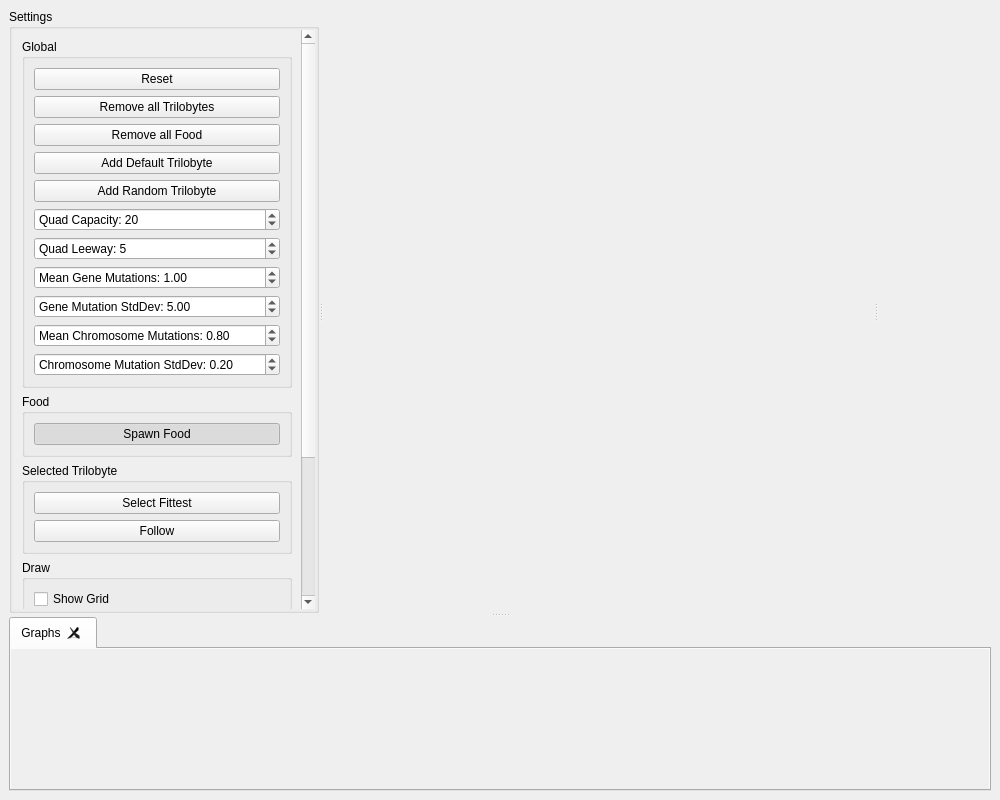
The window that src/MainWindow.ui (SebastianTroy/EoBE) describes before a commit, drawn with Qt 5.
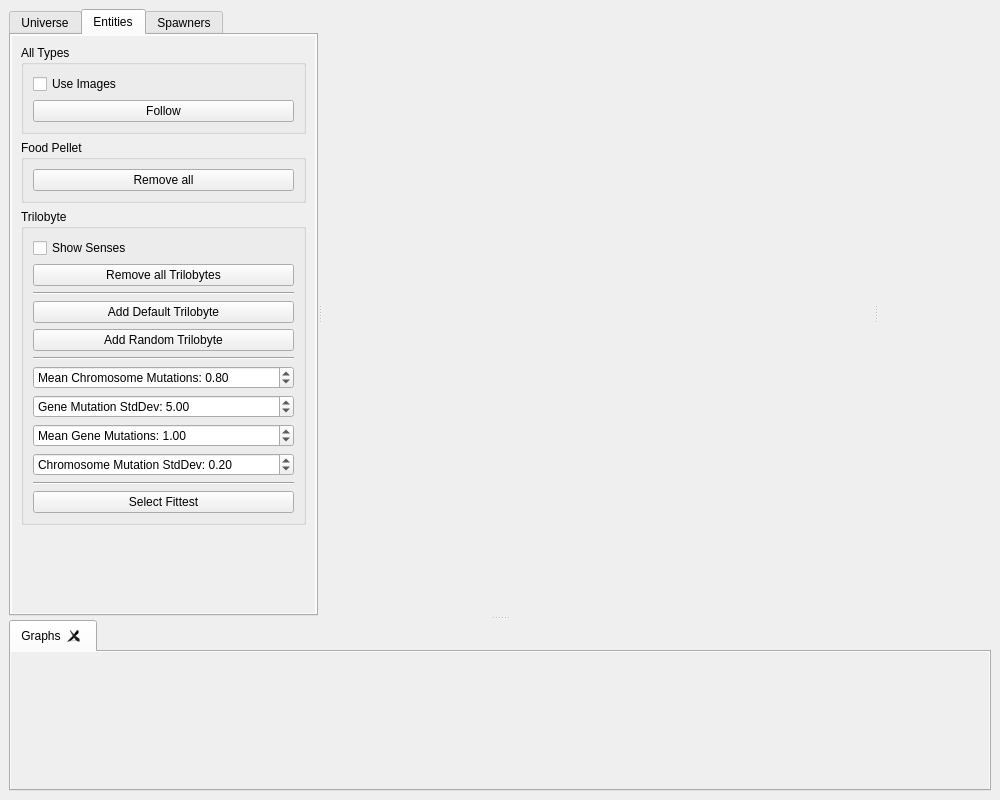
The same window after the commit. The open tabs and pages were chosen to show the change. Icons and pictures are not drawn. Custom widgets are drawn as their Qt base class.

Commit message: Updated the GUI to add tabs to the Settings panel

```diff
--- a/src/MainWindow.ui
+++ b/src/MainWindow.ui
@@ -30,10 +30,20 @@
        <property name="childrenCollapsible">
         <bool>false</bool>
        </property>
-       <widget class="QGroupBox" name="settingsPanel">
-        <property name="title">
-         <string>Settings</string>
+       <widget class="QTabWidget" name="settingsPanel">
+        <property name="sizePolicy">
+         <sizepolicy hsizetype="Preferred" vsizetype="Preferred">
+          <horstretch>0</horstretch>
+          <verstretch>0</verstretch>
+         </sizepolicy>
         </property>
+        <property name="currentIndex">
+         <number>0</number>
+        </property>
+        <widget class="QWidget" name="universeSettingsTab" native="true">
+         <attribute name="title">
+          <string>Universe</string>
+         </attribute>
         <layout class="QVBoxLayout" name="verticalLayout_4">
          <property name="spacing">
           <number>0</number>
@@ -61,8 +71,11 @@
            <property name="frameShape">
             <enum>QFrame::NoFrame</enum>
            </property>
-           <property name="verticalScrollBarPolicy">
-            <enum>Qt::ScrollBarAsNeeded</enum>
+            <property name="frameShadow">
+             <enum>QFrame::Plain</enum>
+            </property>
+            <property name="lineWidth">
+             <number>0</number>
            </property>
            <property name="horizontalScrollBarPolicy">
             <enum>Qt::ScrollBarAlwaysOff</enum>
@@ -74,67 +87,93 @@
             <property name="geometry">
              <rect>
               <x>0</x>
-              <y>-139</y>
-              <width>288</width>
-              <height>703</height>
+               <y>0</y>
+               <width>304</width>
+               <height>553</height>
              </rect>
             </property>
             <layout class="QVBoxLayout" name="verticalLayout_5">
+              <item>
+               <widget class="QGroupBox" name="groupBox">
+                <property name="title">
+                 <string>QuadTree</string>
+                </property>
+                <layout class="QVBoxLayout" name="verticalLayout_11">
+                 <item>
+                  <widget class="QPushButton" name="quadTreeHelpButton">
+                   <property name="text">
+                    <string>Explanation</string>
+                   </property>
+                  </widget>
+                 </item>
+                 <item>
+                  <widget class="QSpinBox" name="quadCapacitySpinner">
+                   <property name="prefix">
+                    <string>Quad Capacity: </string>
+                   </property>
+                   <property name="minimum">
+                    <number>0</number>
+                   </property>
+                   <property name="maximum">
+                    <number>500</number>
+                   </property>
+                   <property name="value">
+                    <number>20</number>
+                   </property>
+                  </widget>
+                 </item>
+                 <item>
+                  <widget class="QSpinBox" name="quadLeewaySpinner">
+                   <property name="prefix">
+                    <string>Quad Leeway: </string>
+                   </property>
+                   <property name="maximum">
+                    <number>500</number>
+                   </property>
+                   <property name="value">
+                    <number>5</number>
+                   </property>
+                  </widget>
+                 </item>
+                 <item>
+                  <widget class="QCheckBox" name="showGridCheckbox">
+                   <property name="text">
+                    <string>Show Grid</string>
+                   </property>
+                  </widget>
+                 </item>
+                </layout>
+               </widget>
+              </item>
+              <item>
+               <widget class="QGroupBox" name="groupBox_3">
+                <property name="title">
+                 <string>Performance</string>
+                </property>
+                <layout class="QVBoxLayout" name="verticalLayout">
+                 <item>
+                  <widget class="QCheckBox" name="showPaintAndTickFrequencyCheckbox">
+                   <property name="text">
+                    <string>Show Frame &amp;&amp; Tick rates</string>
+                   </property>
+                  </widget>
+                 </item>
+                 <item>
+                  <widget class="QCheckBox" name="showPaintAndTickDurationsCheckbox">
+                   <property name="text">
+                    <string>Show Frame &amp;&amp; Tick times</string>
+                   </property>
+                  </widget>
+                 </item>
+                </layout>
+               </widget>
+              </item>
              <item>
               <widget class="QGroupBox" name="globalSettingsGroup">
                <property name="title">
                 <string>Global</string>
                </property>
                <layout class="QGridLayout" name="gridLayout">
-                <item row="9" column="0">
-                 <widget class="QDoubleSpinBox" name="meanChromosomeMutationSpinBox">
-                  <property name="prefix">
-                   <string>Mean Chromosome Mutations: </string>
-                  </property>
-                  <property name="maximum">
-                   <double>20.000000000000000</double>
-                  </property>
-                  <property name="value">
-                   <double>0.800000000000000</double>
-                  </property>
-                 </widget>
-                </item>
-                <item row="3" column="0">
-                 <widget class="QPushButton" name="addDefaultTrilobyteButton">
-                  <property name="text">
-                   <string>Add Default Trilobyte</string>
-                  </property>
-                 </widget>
-                </item>
-                <item row="7" column="0">
-                 <widget class="QDoubleSpinBox" name="meanGeneMutationSpinBox">
-                  <property name="prefix">
-                   <string>Mean Gene Mutations: </string>
-                  </property>
-                  <property name="maximum">
-                   <double>20.000000000000000</double>
-                  </property>
-                  <property name="value">
-                   <double>1.000000000000000</double>
-                  </property>
-                 </widget>
-                </item>
-                <item row="8" column="0">
-                 <widget class="QDoubleSpinBox" name="geneMutationStdDevSpinBox">
-                  <property name="prefix">
-                   <string>Gene Mutation StdDev: </string>
-                  </property>
-                  <property name="maximum">
-                   <double>100.000000000000000</double>
-                  </property>
-                  <property name="singleStep">
-                   <double>0.100000000000000</double>
-                  </property>
-                  <property name="value">
-                   <double>5.000000000000000</double>
-                  </property>
-                 </widget>
-                </item>
                 <item row="0" column="0">
                  <widget class="QPushButton" name="resetAllButton">
                   <property name="text">
@@ -142,57 +181,208 @@
                   </property>
                  </widget>
                 </item>
-                <item row="1" column="0">
+                </layout>
+               </widget>
+              </item>
+              <item>
+               <spacer name="verticalSpacer">
+                <property name="orientation">
+                 <enum>Qt::Vertical</enum>
+                </property>
+                <property name="sizeHint" stdset="0">
+                 <size>
+                  <width>20</width>
+                  <height>40</height>
+                 </size>
+                </property>
+               </spacer>
+              </item>
+             </layout>
+            </widget>
+           </widget>
+          </item>
+         </layout>
+        </widget>
+        <widget class="QWidget" name="entitySettingsTab">
+         <attribute name="title">
+          <string>Entities</string>
+         </attribute>
+         <layout class="QVBoxLayout" name="verticalLayout_10">
+          <property name="spacing">
+           <number>0</number>
+          </property>
+          <property name="leftMargin">
+           <number>1</number>
+          </property>
+          <property name="topMargin">
+           <number>1</number>
+          </property>
+          <property name="rightMargin">
+           <number>1</number>
+          </property>
+          <property name="bottomMargin">
+           <number>1</number>
+          </property>
+          <item>
+           <widget class="QScrollArea" name="entitySettingsScrollPanel">
+            <property name="frameShape">
+             <enum>QFrame::NoFrame</enum>
+            </property>
+            <property name="frameShadow">
+             <enum>QFrame::Plain</enum>
+            </property>
+            <property name="lineWidth">
+             <number>0</number>
+            </property>
+            <property name="horizontalScrollBarPolicy">
+             <enum>Qt::ScrollBarAlwaysOff</enum>
+            </property>
+            <property name="widgetResizable">
+             <bool>true</bool>
+            </property>
+            <widget class="QWidget" name="scrollAreaWidgetContents_4">
+             <property name="geometry">
+              <rect>
+               <x>0</x>
+               <y>0</y>
+               <width>304</width>
+               <height>553</height>
+              </rect>
+             </property>
+             <layout class="QVBoxLayout" name="verticalLayout_14">
+              <item>
+               <widget class="QGroupBox" name="groupBox_2">
+                <property name="title">
+                 <string>All Types</string>
+                </property>
+                <layout class="QVBoxLayout" name="verticalLayout_13">
+                 <item>
+                  <widget class="QCheckBox" name="useImagesCheckbox">
+                   <property name="text">
+                    <string>Use Images</string>
+                   </property>
+                  </widget>
+                 </item>
+                 <item>
+                  <widget class="QPushButton" name="followSelectedToggle">
+                   <property name="text">
+                    <string>Follow</string>
+                   </property>
+                   <property name="checkable">
+                    <bool>true</bool>
+                   </property>
+                  </widget>
+                 </item>
+                </layout>
+               </widget>
+              </item>
+              <item>
+               <widget class="QGroupBox" name="groupBox_4">
+                <property name="title">
+                 <string>Food Pellet</string>
+                </property>
+                <layout class="QVBoxLayout" name="verticalLayout_3">
+                 <item>
+                  <widget class="QPushButton" name="removeAllFoodButton">
+                   <property name="text">
+                    <string>Remove all</string>
+                   </property>
+                  </widget>
+                 </item>
+                </layout>
+               </widget>
+              </item>
+              <item>
+               <widget class="QGroupBox" name="selectedTrilobyteGroup">
+                <property name="title">
+                 <string>Trilobyte</string>
+                </property>
+                <layout class="QVBoxLayout" name="verticalLayout_8">
+                 <item>
+                  <widget class="QCheckBox" name="trilobyteDegugCheckbox">
+                   <property name="text">
+                    <string>Show Senses</string>
+                   </property>
+                  </widget>
+                 </item>
+                 <item>
                  <widget class="QPushButton" name="removeAllTrilobytesButton">
                   <property name="text">
                    <string>Remove all Trilobytes</string>
                   </property>
                  </widget>
                 </item>
-                <item row="5" column="0">
-                 <widget class="QSpinBox" name="quadCapacitySpinner">
-                  <property name="prefix">
-                   <string>Quad Capacity: </string>
-                  </property>
-                  <property name="minimum">
-                   <number>0</number>
-                  </property>
-                  <property name="maximum">
-                   <number>500</number>
-                  </property>
-                  <property name="value">
-                   <number>20</number>
-                  </property>
-                 </widget>
-                </item>
-                <item row="6" column="0">
-                 <widget class="QSpinBox" name="quadLeewaySpinner">
-                  <property name="prefix">
-                   <string>Quad Leeway: </string>
-                  </property>
-                  <property name="maximum">
-                   <number>500</number>
-                  </property>
-                  <property name="value">
-                   <number>5</number>
-                  </property>
-                 </widget>
-                </item>
-                <item row="4" column="0">
+                 <item>
+                  <widget class="Line" name="line">
+                   <property name="orientation">
+                    <enum>Qt::Horizontal</enum>
+                   </property>
+                  </widget>
+                 </item>
+                 <item>
+                  <widget class="QPushButton" name="addDefaultTrilobyteButton">
+                   <property name="text">
+                    <string>Add Default Trilobyte</string>
+                   </property>
+                  </widget>
+                 </item>
+                 <item>
                  <widget class="QPushButton" name="addRandomTrilobyteButton">
                   <property name="text">
                    <string>Add Random Trilobyte</string>
                   </property>
                  </widget>
                 </item>
-                <item row="2" column="0">
-                 <widget class="QPushButton" name="removeAllFoodButton">
-                  <property name="text">
-                   <string>Remove all Food</string>
+                 <item>
+                  <widget class="Line" name="line_2">
+                   <property name="orientation">
+                    <enum>Qt::Horizontal</enum>
                   </property>
                  </widget>
                 </item>
-                <item row="10" column="0">
+                 <item>
+                  <widget class="QDoubleSpinBox" name="meanChromosomeMutationSpinBox">
+                   <property name="prefix">
+                    <string>Mean Chromosome Mutations: </string>
+                   </property>
+                   <property name="maximum">
+                    <double>20.000000000000000</double>
+                   </property>
+                   <property name="value">
+                    <double>0.800000000000000</double>
+                   </property>
+                  </widget>
+                 </item>
+                 <item>
+                  <widget class="QDoubleSpinBox" name="geneMutationStdDevSpinBox">
+                   <property name="prefix">
+                    <string>Gene Mutation StdDev: </string>
+                   </property>
+                   <property name="maximum">
+                    <double>100.000000000000000</double>
+                   </property>
+                   <property name="singleStep">
+                    <double>0.100000000000000</double>
+                   </property>
+                   <property name="value">
+                    <double>5.000000000000000</double>
+                   </property>
+                  </widget>
+                 </item>
+                 <item>
+                  <widget class="QDoubleSpinBox" name="meanGeneMutationSpinBox">
+                   <property name="prefix">
+                    <string>Mean Gene Mutations: </string>
+                   </property>
+                   <property name="maximum">
+                    <double>20.000000000000000</double>
+                   </property>
+                   <property name="value">
+                    <double>1.000000000000000</double>
+                   </property>
+                  </widget>
+                 </item>
+                 <item>
                  <widget class="QDoubleSpinBox" name="chromosomeMutationStdDevSpinBox">
                   <property name="prefix">
                    <string>Chromosome Mutation StdDev: </string>
@@ -208,9 +398,89 @@
                   </property>
                  </widget>
                 </item>
+                 <item>
+                  <widget class="Line" name="line_3">
+                   <property name="orientation">
+                    <enum>Qt::Horizontal</enum>
+                   </property>
+                  </widget>
+                 </item>
+                 <item>
+                  <widget class="QPushButton" name="selectFittestButton">
+                   <property name="text">
+                    <string>Select Fittest</string>
+                   </property>
+                  </widget>
+                 </item>
                </layout>
               </widget>
              </item>
+              <item>
+               <spacer name="verticalSpacer_2">
+                <property name="orientation">
+                 <enum>Qt::Vertical</enum>
+                </property>
+                <property name="sizeHint" stdset="0">
+                 <size>
+                  <width>20</width>
+                  <height>40</height>
+                 </size>
+                </property>
+               </spacer>
+              </item>
+             </layout>
+            </widget>
+           </widget>
+          </item>
+         </layout>
+        </widget>
+        <widget class="QWidget" name="spawnersSettingsTab">
+         <attribute name="title">
+          <string>Spawners</string>
+         </attribute>
+         <layout class="QVBoxLayout" name="verticalLayout_9">
+          <property name="spacing">
+           <number>0</number>
+          </property>
+          <property name="leftMargin">
+           <number>1</number>
+          </property>
+          <property name="topMargin">
+           <number>1</number>
+          </property>
+          <property name="rightMargin">
+           <number>1</number>
+          </property>
+          <property name="bottomMargin">
+           <number>1</number>
+          </property>
+          <item>
+           <widget class="QScrollArea" name="spawnerSettingsScrollPanel">
+            <property name="frameShape">
+             <enum>QFrame::NoFrame</enum>
+            </property>
+            <property name="frameShadow">
+             <enum>QFrame::Plain</enum>
+            </property>
+            <property name="lineWidth">
+             <number>0</number>
+            </property>
+            <property name="horizontalScrollBarPolicy">
+             <enum>Qt::ScrollBarAlwaysOff</enum>
+            </property>
+            <property name="widgetResizable">
+             <bool>true</bool>
+            </property>
+            <widget class="QWidget" name="scrollAreaWidgetContents_5">
+             <property name="geometry">
+              <rect>
+               <x>0</x>
+               <y>0</y>
+               <width>304</width>
+               <height>553</height>
+              </rect>
+             </property>
+             <layout class="QVBoxLayout" name="verticalLayout_15">
              <item>
               <widget class="QGroupBox" name="foodSettingsGroup">
                <property name="title">
@@ -234,96 +504,24 @@
               </widget>
              </item>
              <item>
-              <widget class="QGroupBox" name="selectedTrilobyteGroup">
-               <property name="title">
-                <string>Selected Trilobyte</string>
-               </property>
-               <layout class="QVBoxLayout" name="verticalLayout_8">
-                <item>
-                 <widget class="QPushButton" name="selectFittestButton">
-                  <property name="text">
-                   <string>Select Fittest</string>
-                  </property>
-                 </widget>
-                </item>
-                <item>
-                 <widget class="QPushButton" name="followSelectedToggle">
-                  <property name="text">
-                   <string>Follow</string>
-                  </property>
-                  <property name="checkable">
-                   <bool>true</bool>
-                  </property>
-                 </widget>
-                </item>
-               </layout>
-              </widget>
-             </item>
-             <item>
-              <widget class="QGroupBox" name="drawSettingsGroup">
-               <property name="title">
-                <string>Draw</string>
-               </property>
-               <layout class="QVBoxLayout" name="verticalLayout_3">
-                <item>
-                 <widget class="QCheckBox" name="showGridCheckbox">
-                  <property name="text">
-                   <string>Show Grid</string>
-                  </property>
-                 </widget>
-                </item>
-                <item>
-                 <widget class="QCheckBox" name="useImagesCheckbox">
-                  <property name="text">
-                   <string>Use Images</string>
-                  </property>
-                 </widget>
-                </item>
-                <item>
-                 <widget class="QCheckBox" name="trilobyteDegugCheckbox">
-                  <property name="text">
-                   <string>Show Senses</string>
-                  </property>
-                 </widget>
-                </item>
-                <item>
-                 <widget class="QCheckBox" name="showFeedDispensersCheckbox">
-                  <property name="text">
-                   <string>Show Food Spawners</string>
-                  </property>
-                 </widget>
-                </item>
-               </layout>
-              </widget>
-             </item>
-             <item>
-              <widget class="QGroupBox" name="debugSettingsGroup">
-               <property name="title">
-                <string>Debug</string>
-               </property>
-               <layout class="QVBoxLayout" name="verticalLayout">
-                <item>
-                 <widget class="QCheckBox" name="showPaintAndTickFrequencyCheckbox">
-                  <property name="text">
-                   <string>Show Frame &amp;&amp; Tick rates</string>
-                  </property>
-                 </widget>
-                </item>
-                <item>
-                 <widget class="QCheckBox" name="showPaintAndTickDurationsCheckbox">
-                  <property name="text">
-                   <string>Show Frame &amp;&amp; Tick times</string>
-                  </property>
-                 </widget>
-                </item>
-               </layout>
-              </widget>
-             </item>
-            </layout>
-           </widget>
-          </widget>
-         </item>
-        </layout>
+               <spacer name="verticalSpacer_3">
+                <property name="orientation">
+                 <enum>Qt::Vertical</enum>
+                </property>
+                <property name="sizeHint" stdset="0">
+                 <size>
+                  <width>20</width>
+                  <height>40</height>
+                 </size>
+                </property>
+               </spacer>
+              </item>
+             </layout>
+            </widget>
+           </widget>
+          </item>
+         </layout>
+        </widget>
        </widget>
        <widget class="QWidget" name="universeContainer" native="true">
         <layout class="QVBoxLayout" name="verticalLayout_2">
```
Left out of the diff: 26 changed lines with no effect on the pictures. Lines whose indentation alone changed are shown as unchanged. The commit also changes 1 other file.
